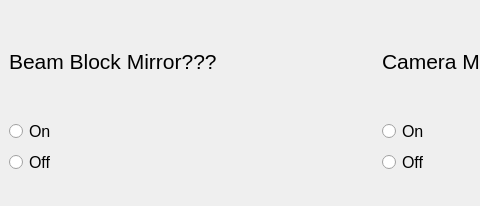
The window that gui/flippermirror/ui_flippermirror_gui.ui (trezitorul/qudi) describes before a commit, drawn with Qt 5; both pictures show x 0 to 480 and y 0 to 206 of the 757 by 206 pixel window.
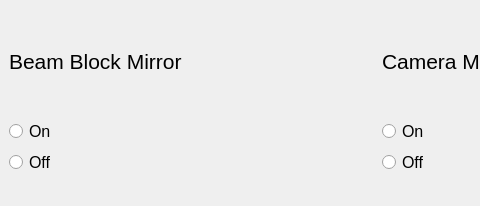
The same window after the commit.

Commit message: Flipper mirror documentation

```diff
--- a/gui/flippermirror/ui_flippermirror_gui.ui
+++ b/gui/flippermirror/ui_flippermirror_gui.ui
@@ -27,7 +27,7 @@
            </font>
           </property>
           <property name="text">
-           <string>Beam Block Mirror???</string>
+           <string>Beam Block Mirror</string>
           </property>
          </widget>
         </item>
```
The commit also changes 4 other files.
